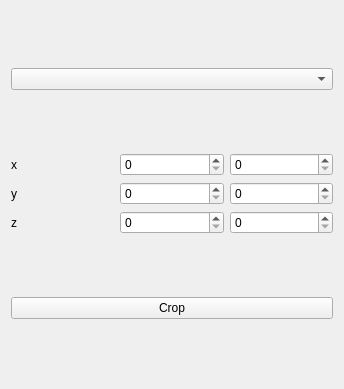
Qt form src/CustomRegistration/Resources/UI/Panel.ui (bastiensoucasse/pfe) before a commit.
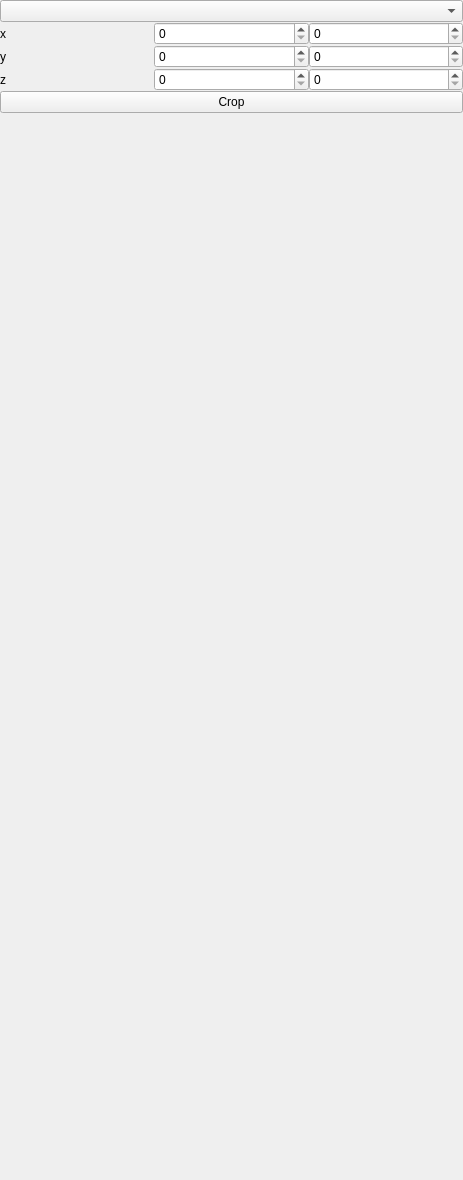
The same form after that commit. Custom widgets are drawn as their Qt base class.

Commit message: Collapsable widget added

```diff
--- a/src/CustomRegistration/Resources/UI/Panel.ui
+++ b/src/CustomRegistration/Resources/UI/Panel.ui
@@ -6,11 +6,23 @@
    <rect>
     <x>0</x>
     <y>0</y>
-    <width>344</width>
-    <height>389</height>
+    <width>463</width>
+    <height>1180</height>
    </rect>
   </property>
-  <layout class="QVBoxLayout" name="verticalLayout">
+  <property name="windowTitle">
+   <string>Project PROUT</string>
+  </property>
+  <layout class="QVBoxLayout" name="panelVerticalLayout">
+   <item>
+    <widget class="ctkCollapsibleButton" name="CroppingCollapsibleWidget" native="true">
+     <property name="text" stdset="0">
+      <string>Cropping</string>
+     </property>
+     <property name="collapsed" stdset="0">
+      <bool>true</bool>
+     </property>
+     <layout class="QVBoxLayout" name="verticalLayout">
    <item>
     <widget class="QComboBox" name="volume"/>
    </item>
@@ -65,7 +77,27 @@
     </widget>
    </item>
   </layout>
+    </widget>
+   </item>
+   <item>
+    <spacer name="BottomSpacer">
+     <property name="orientation">
+      <enum>Qt::Vertical</enum>
+     </property>
+     <property name="sizeType">
+      <enum>QSizePolicy::MinimumExpanding</enum>
+     </property>
+     <property name="sizeHint" stdset="0">
+      <size>
+       <width>0</width>
+       <height>0</height>
+      </size>
+     </property>
+    </spacer>
+   </item>
+  </layout>
  </widget>
+ <layoutdefault spacing="0" margin="0"/>
  <customwidgets>
   <customwidget>
    <class>qSlicerWidget</class>
@@ -73,6 +105,17 @@
    <header>qSlicerWidget.h</header>
    <container>1</container>
   </customwidget>
+  <customwidget>
+   <class>ctkCollapsibleButton</class>
+   <extends>QWidget</extends>
+   <header>ctkCollapsibleButton.h</header>
+   <container>1</container>
+  </customwidget>
+  <customwidget>
+   <class>ctkFittedTextBrowser</class>
+   <extends>QTextBrowser</extends>
+   <header>ctkFittedTextBrowser.h</header>
+  </customwidget>
  </customwidgets>
  <resources/>
  <connections/>
```
Left out of the diff: 4 changed lines with no effect on the pictures. The commit also changes 1 other file.
